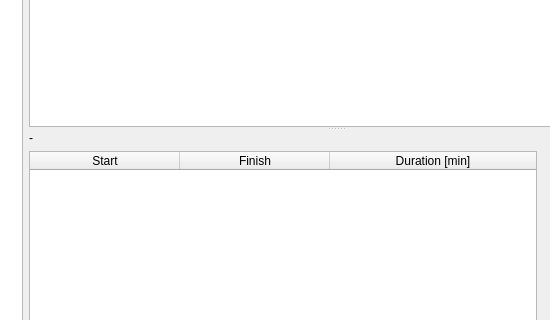
j-glow/battery-analyzer, file mainwindow.ui: the form before one commit; both pictures show x 286 to 836 and y 177 to 497 of the 938 by 601 pixel window.
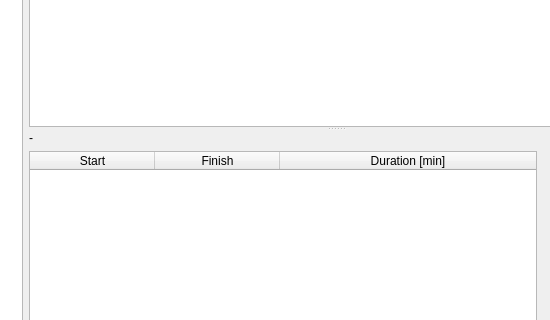
The form after the commit. Custom widgets are drawn as their Qt base class.

The edit to the form file:
```diff
--- a/mainwindow.ui
+++ b/mainwindow.ui
@@ -210,7 +210,7 @@
                <bool>true</bool>
               </attribute>
               <attribute name="horizontalHeaderDefaultSectionSize">
-               <number>150</number>
+               <number>125</number>
               </attribute>
               <attribute name="horizontalHeaderStretchLastSection">
                <bool>true</bool>
```
